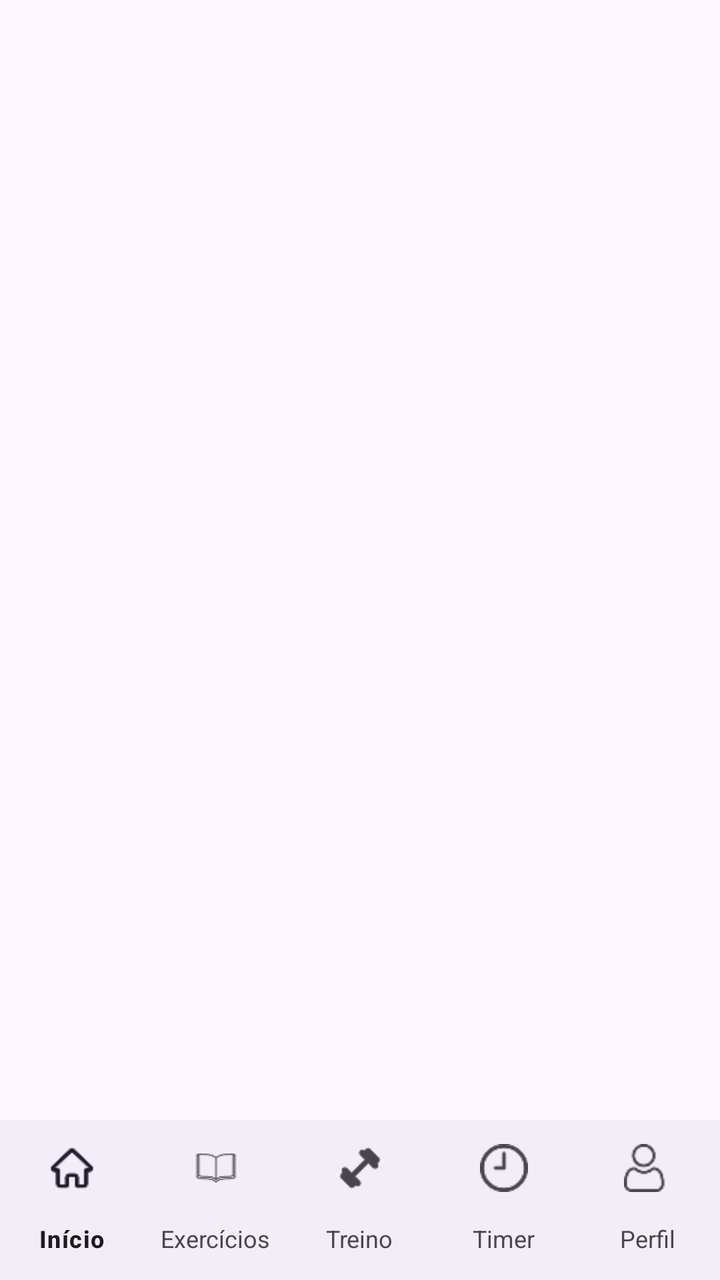
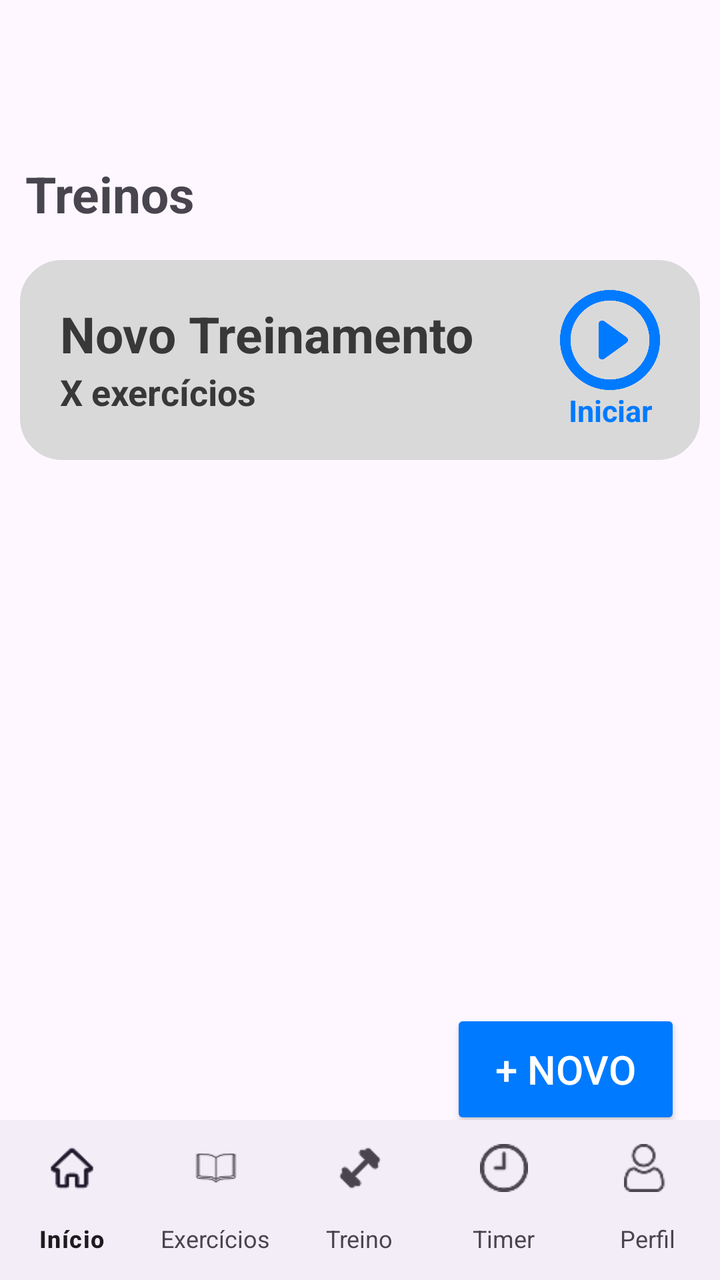

An Android layout rendered at two revisions. The XML below is the earlier revision; the diff shows what the commit changed to produce the second picture.
<!-- AndroidManifest.xml: application theme Theme.Projeto -->
<!-- res/layout/activity_treino.xml -->
<?xml version="1.0" encoding="utf-8"?>
<androidx.constraintlayout.widget.ConstraintLayout xmlns:android="http://schemas.android.com/apk/res/android"
    xmlns:app="http://schemas.android.com/apk/res-auto"
    xmlns:tools="http://schemas.android.com/tools"
    android:layout_width="match_parent"
    android:layout_height="match_parent"
    tools:context=".TreinoActivity">

    
    <com.google.android.material.bottomnavigation.BottomNavigationView
        app:labelVisibilityMode="labeled"
        android:id="@+id/bottom_navigation"
        android:layout_width="match_parent"
        android:layout_height="wrap_content"
        app:menu="@menu/main_menu"
        app:itemTextAppearanceInactive="@style/Theme.MenuTextStyle"
        app:layout_constraintBottom_toBottomOf="parent"
        app:layout_constraintEnd_toEndOf="parent"
        app:layout_constraintStart_toStartOf="parent"
        app:layout_constraintTop_toTopOf="parent"
        app:layout_constraintVertical_bias="1"
        />
</androidx.constraintlayout.widget.ConstraintLayout>
<!-- resources referenced by this layout -->
<resources>
  <style name="Theme.MenuTextStyle" parent="MenuTextStyle" />
  <style name="Theme.Projeto" parent="Base.Theme.Projeto" />
  <style name="MenuTextStyle" parent="Theme.Material3.DayNight.NoActionBar">
          <item name="android:textSize">12sp</item>
          <item name="android:textColor">#FFFFFF</item>]
          <item name="android:layout_margin">5dp</item>
      </style>
  <style name="Base.Theme.Projeto" parent="Theme.Material3.DayNight.NoActionBar">
          
          
      </style>
</resources>

<!-- the commit's change to res/layout/activity_treino.xml (unified diff, before → after) -->
@@ -5,6 +5,95 @@
     android:layout_width="match_parent"
     android:layout_height="match_parent"
     tools:context=".TreinoActivity">
+
+    <TextView
+        android:layout_width="wrap_content"
+        android:layout_height="wrap_content"
+        android:text="Treinos"
+        android:textSize="25sp"
+        android:textStyle="bold"
+        app:layout_constraintTop_toTopOf="parent"
+        app:layout_constraintStart_toStartOf="parent"
+        app:layout_constraintEnd_toEndOf="parent"
+        android:layout_marginTop="80dp"
+        android:layout_marginRight="250dp"/>
+
+    <LinearLayout
+        android:layout_width="340dp"
+        android:layout_height="100dp"
+        android:orientation="vertical"
+        app:layout_constraintTop_toTopOf="parent"
+        app:layout_constraintStart_toStartOf="parent"
+        app:layout_constraintEnd_toEndOf="parent"
+        android:layout_marginTop="130dp"
+        android:padding="20dp"
+        android:background="@drawable/borda_arredondada_custom"
+        app:cornerRadius="15dp">
+
+        <TextView
+            android:layout_width="wrap_content"
+            android:layout_height="wrap_content"
+            android:text="Novo Treinamento"
+            android:textSize="25sp"
+            android:textStyle="bold"
+            android:textColor="@color/cor_cinza_escuro"
+            />
+
+        <TextView
+            android:layout_width="wrap_content"
+            android:layout_height="wrap_content"
+            android:text="X exercícios"
+            android:textSize="18sp"
+            android:textStyle="bold"
+            android:textColor="@color/cor_cinza_escuro"
+            />
+
+
+    </LinearLayout>
+
+    <ImageButton
+        android:id="@+id/btn_iniciar_treinoID"
+        android:layout_width="70dp"
+        android:layout_height="70dp"
+        android:scaleType="centerCrop"
+        android:src="@drawable/btn_play"
+        android:backgroundTint="#00000000"
+        app:layout_constraintTop_toTopOf="parent"
+        app:layout_constraintStart_toStartOf="parent"
+        app:layout_constraintEnd_toEndOf="parent"
+        android:layout_marginTop="135dp"
+        android:layout_marginLeft="250dp"/>
+
+    <TextView
+        android:layout_width="wrap_content"
+        android:layout_height="wrap_content"
+        android:textColor="@color/cor_azul"
+        android:text="Iniciar"
+        android:textSize="15sp"
+        android:textStyle="bold"
+        app:layout_constraintTop_toTopOf="parent"
+        app:layout_constraintStart_toStartOf="parent"
+        app:layout_constraintEnd_toEndOf="parent"
+        android:layout_marginTop="195dp"
+        android:layout_marginLeft="250dp"
+        />
+
+    <Button
+        android:id="@+id/btn_novoTreino"
+        android:layout_width="115dp"
+        android:layout_height="60dp"
+        android:text="+ Novo"
+        android:textSize="20sp"
+        android:backgroundTint="@color/cor_azul"
+        app:cornerRadius="15dp"
+        app:layout_constraintBottom_toBottomOf="parent"
+        app:layout_constraintEnd_toEndOf="parent"
+        app:layout_constraintStart_toStartOf="parent"
+        app:layout_constraintTop_toTopOf="parent"
+        app:layout_constraintVertical_bias="0.87"
+        app:layout_constraintHorizontal_bias="0.92"
+        android:textColor="@color/cor_branca"
+        />
 
     
     <com.google.android.material.bottomnavigation.BottomNavigationView
<!-- resource entries referenced after the edit -->
@@ -1,5 +1,17 @@
 <!-- resources referenced by this layout -->
 <resources>
+  <color name="cor_azul">#007AFF</color>
+  <color name="cor_branca">#FFFFFF</color>
+  <color name="cor_cinza_escuro">#383838</color>
+  <!-- drawable borda_arredondada_custom (drawable) -->
+  <?xml version="1.0" encoding="utf-8"?>
+  <shape xmlns:android="http://schemas.android.com/apk/res/android" android:shape="rectangle">
+      <solid android:color="#d9d9d9"/>
+      <stroke android:width="2dp" android:color="#d9d9d9"/>
+      <corners android:radius="20dp"/>
+      <padding android:left="8dp" android:top="8dp" android:right="8dp" android:bottom="8dp"/>
+  </shape>
+  <!-- drawable btn_play: png bitmap (drawable, 20504 bytes) -->
   <style name="Theme.MenuTextStyle" parent="MenuTextStyle" />
   <style name="Theme.Projeto" parent="Base.Theme.Projeto" />
   <style name="MenuTextStyle" parent="Theme.Material3.DayNight.NoActionBar">
